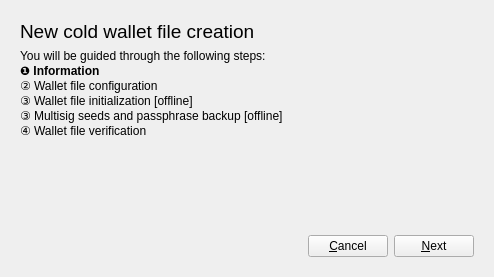
Old version of the form widgets/createwalletwizard.ui in the repository joshirio/iota-cooler.
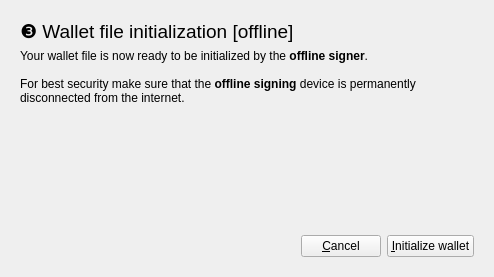
New version of the form. The open tabs and pages were chosen to show the change.

Commit message: wallet offline init WIP

Diff of the .ui file:
```diff
--- a/widgets/createwalletwizard.ui
+++ b/widgets/createwalletwizard.ui
@@ -295,6 +295,78 @@
        </item>
       </layout>
      </widget>
+     <widget class="QWidget" name="page_4">
+      <layout class="QVBoxLayout" name="verticalLayout_5">
+       <item>
+        <widget class="QLabel" name="label_9">
+         <property name="text">
+          <string>&lt;html&gt;&lt;head/&gt;&lt;body&gt;&lt;p&gt;&lt;span style=&quot; font-size:14pt;&quot;&gt;&amp;#10104; Wallet file initialization [offline]&lt;/span&gt;&lt;/p&gt;&lt;/body&gt;&lt;/html&gt;</string>
+         </property>
+        </widget>
+       </item>
+       <item>
+        <widget class="QLabel" name="label_10">
+         <property name="text">
+          <string>Your wallet file is now ready to be initialized by the &lt;b&gt;offline signer&lt;/b&gt;.&lt;br /&gt;&lt;br /&gt;
+For best security make sure that the &lt;b&gt;offline signing&lt;/b&gt; device is permanently disconnected from the internet.</string>
+         </property>
+         <property name="wordWrap">
+          <bool>true</bool>
+         </property>
+        </widget>
+       </item>
+       <item>
+        <spacer name="verticalSpacer_4">
+         <property name="orientation">
+          <enum>Qt::Vertical</enum>
+         </property>
+         <property name="sizeHint" stdset="0">
+          <size>
+           <width>20</width>
+           <height>49</height>
+          </size>
+         </property>
+        </spacer>
+       </item>
+       <item>
+        <layout class="QHBoxLayout" name="horizontalLayout_5">
+         <item>
+          <spacer name="horizontalSpacer_4">
+           <property name="orientation">
+            <enum>Qt::Horizontal</enum>
+           </property>
+           <property name="sizeHint" stdset="0">
+            <size>
+             <width>40</width>
+             <height>20</height>
+            </size>
+           </property>
+          </spacer>
+         </item>
+         <item>
+          <widget class="QPushButton" name="cancelOfflineWalletInit">
+           <property name="text">
+            <string>&amp;Cancel</string>
+           </property>
+          </widget>
+         </item>
+         <item>
+          <widget class="QPushButton" name="offlineInitWalletButton">
+           <property name="text">
+            <string>&amp;Initialize wallet</string>
+           </property>
+           <property name="autoDefault">
+            <bool>false</bool>
+           </property>
+           <property name="default">
+            <bool>false</bool>
+           </property>
+          </widget>
+         </item>
+        </layout>
+       </item>
+      </layout>
+     </widget>
     </widget>
    </item>
   </layout>
```
Left out of the diff: 2 changed lines with no effect on the pictures. The commit also changes 4 other files.
